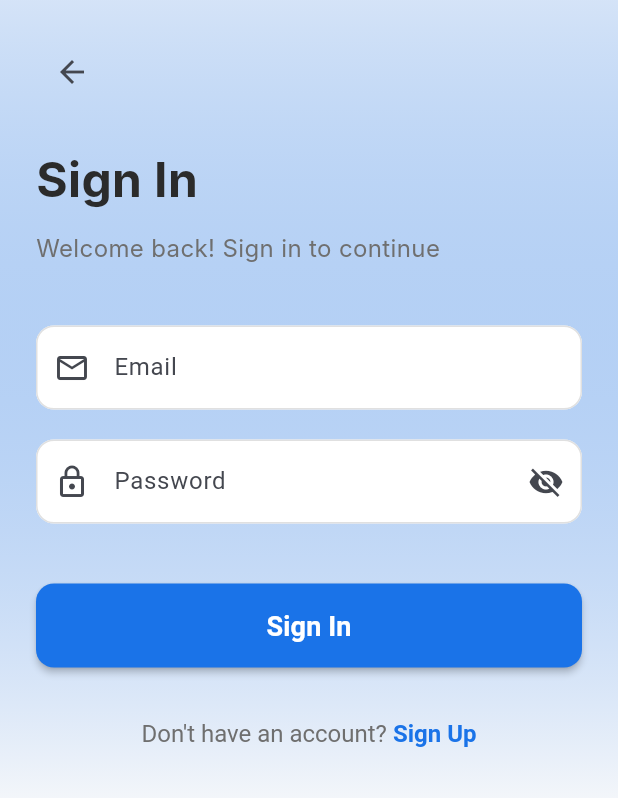
After one commit to semevoholdingspty-ai/travellooply-app, a Flutter app: the screen it shows after launch, after a tap on "Sign In", on a phone screen of 412 x 824 dp. The commit adds this screen. Shown: the top 798 px of the screen. Run offline on Flutter 3.47's test engine with Material 3 defaults, Android fonts, the light colour scheme and no system bars; our stand-ins replace cloud_firestore, firebase_auth, firebase_core, firebase_messaging, geolocator, google_maps_flutter; accounts and stored records are empty; Roboto replaces fonts that are missing (Inter).

Commit message:
feat: Add Sign In and Sign Up forms
- Created signin_screen.dart with email/password form
- Created signup_screen.dart with validation
- Updated welcome screen to redirect to signin/signup
- Added routes to main.dart

```diff
--- a/lib/main.dart
+++ b/lib/main.dart
@@ -7,6 +7,8 @@ import 'constants/app_constants.dart';
 import 'screens/splash_screen.dart';
 import 'screens/onboarding/welcome_screen.dart';
 import 'screens/onboarding/location_permission_screen.dart';
+import 'screens/auth/signin_screen.dart';
+import 'screens/auth/signup_screen.dart';
 import 'screens/home/home_screen.dart';
 import 'services/auth_service.dart';
 import 'services/auth_service_real.dart';
@@ -112,6 +114,8 @@ class TravellooPlyApp extends StatelessWidget {
       home: const SplashScreen(),
       routes: {
         '/welcome': (context) => const WelcomeScreen(),
+        '/signin': (context) => const SignInScreen(),
+        '/signup': (context) => const SignUpScreen(),
         '/location-permission': (context) => const LocationPermissionScreen(),
         '/home': (context) => const HomeScreen(),
       },
--- /dev/null
+++ b/lib/screens/auth/signin_screen.dart
@@ -0,0 +1,191 @@
+import 'package:flutter/material.dart';
+import 'package:provider/provider.dart';
+import '../../constants/app_constants.dart';
+import '../../services/auth_service.dart';
+import '../../services/auth_service_real.dart';
+import '../../config/firebase_config.dart';
+
+class SignInScreen extends StatefulWidget {
+  const SignInScreen({super.key});
+
+  @override
+  State<SignInScreen> createState() => _SignInScreenState();
+}
+
+class _SignInScreenState extends State<SignInScreen> {
+  final _formKey = GlobalKey<FormState>();
+  final _emailController = TextEditingController();
+  final _passwordController = TextEditingController();
+  bool _isLoading = false;
+  bool _obscurePassword = true;
+
+  @override
+  void dispose() {
+    _emailController.dispose();
+    _passwordController.dispose();
+    super.dispose();
+  }
+
+  Future<void> _signIn() async {
+    if (!_formKey.currentState!.validate()) return;
+
+    setState(() => _isLoading = true);
+
+    bool success = false;
+    if (FirebaseConfig.USE_REAL_FIREBASE) {
+      final authService = context.read<AuthServiceReal>();
+      success = await authService.signIn(
+        email: _emailController.text.trim(),
+        password: _passwordController.text,
+      );
+    } else {
+      final authService = context.read<AuthService>();
+      success = await authService.signIn(
+        email: _emailController.text.trim(),
+        password: _passwordController.text,
+      );
+    }
+
+    if (!mounted) return;
+
+    if (success) {
+      Navigator.pushReplacementNamed(context, '/home');
+    } else {
+      setState(() => _isLoading = false);
+      ScaffoldMessenger.of(context).showSnackBar(
+        const SnackBar(
+          content: Text('Sign in failed. Please check your credentials.'),
+          backgroundColor: Colors.red,
+        ),
+      );
+    }
+  }
+
+  @override
+  Widget build(BuildContext context) {
+    return Scaffold(
+      body: Container(
+        decoration: BoxDecoration(
+          gradient: LinearGradient(
+            begin: Alignment.topCenter,
+            end: Alignment.bottomCenter,
+            colors: [AppColors.primary.withValues(alpha: 0.15), AppColors.background],
+          ),
+        ),
+        child: SafeArea(
+          child: SingleChildScrollView(
+            padding: const EdgeInsets.all(24.0),
+            child: Form(
+              key: _formKey,
+              child: Column(
+                crossAxisAlignment: CrossAxisAlignment.start,
+                children: [
+                  IconButton(
+                    icon: const Icon(Icons.arrow_back),
+                    onPressed: () => Navigator.pop(context),
+                  ),
+                  const SizedBox(height: 24),
+                  Text('Sign In', style: AppStyles.headingLarge),
+                  const SizedBox(height: 12),
+                  Text(
+                    'Welcome back! Sign in to continue',
+                    style: AppStyles.bodyLarge.copyWith(color: AppColors.textSecondary),
+                  ),
+                  const SizedBox(height: 40),
+
+                  // Email
+                  TextFormField(
+                    controller: _emailController,
+                    keyboardType: TextInputType.emailAddress,
+                    decoration: const InputDecoration(
+                      labelText: 'Email',
+                      prefixIcon: Icon(Icons.email_outlined),
+                    ),
+                    validator: (value) {
+                      if (value == null || value.isEmpty) {
+                        return 'Please enter your email';
+                      }
+                      if (!value.contains('@')) {
+                        return 'Please enter a valid email';
+                      }
+                      return null;
+                    },
+                  ),
+                  const SizedBox(height: 20),
+
+                  // Password
+                  TextFormField(
+                    controller: _passwordController,
+                    obscureText: _obscurePassword,
+                    decoration: InputDecoration(
+                      labelText: 'Password',
+                      prefixIcon: const Icon(Icons.lock_outline),
+                      suffixIcon: IconButton(
+                        icon: Icon(_obscurePassword ? Icons.visibility_off : Icons.visibility),
+                        onPressed: () => setState(() => _obscurePassword = !_obscurePassword),
+                      ),
+                    ),
+                    validator: (value) {
+                      if (value == null || value.isEmpty) {
+                        return 'Please enter your password';
+                      }
+                      return null;
+                    },
+                  ),
+                  const SizedBox(height: 40),
+
+                  // Sign In Button
+                  SizedBox(
+                    width: double.infinity,
+                    height: 56,
+                    child: ElevatedButton(
+                      onPressed: _isLoading ? null : _signIn,
+                      child: _isLoading
+                          ? const SizedBox(
+                              width: 24,
+                              height: 24,
+                              child: CircularProgressIndicator(
+                                color: Colors.white,
+                                strokeWidth: 2,
+                              ),
+                            )
+                          : const Text(
+                              'Sign In',
+                              style: TextStyle(fontSize: 18, fontWeight: FontWeight.bold),
+                            ),
+                    ),
+                  ),
+                  const SizedBox(height: 20),
+
+                  // Sign Up Link
+                  Center(
+                    child: TextButton(
+                      onPressed: () {
+                        Navigator.pushReplacementNamed(context, '/signup');
+                      },
+                      child: RichText(
+                        text: TextSpan(
+                          text: "Don't have an account? ",
+                          style: TextStyle(color: AppColors.textSecondary, fontSize: 16),
+                          children: const [
+                            TextSpan(
+                              text: 'Sign Up',
+                              style: TextStyle(
+                                color: AppColors.primary,
+                                fontWeight: FontWeight.bold,
+                              ),
+                            ),
+                          ],
+                        ),
+                      ),
+                    ),
+                  ),
+                ],
+              ),
+            ),
+          ),
+        ),
+      ),
+    );
+  }
+}
--- a/lib/screens/onboarding/travel_intent_screen.dart
+++ b/lib/screens/onboarding/travel_intent_screen.dart
@@ -3,7 +3,10 @@ import '../../constants/app_constants.dart';
 import 'activity_preferences_screen.dart';
 
 class TravelIntentScreen extends StatefulWidget {
-  const TravelIntentScreen({super.key});
+  final String? email;
+  final String? password;
+
+  const TravelIntentScreen({super.key, this.email, this.password});
 
   @override
   State<TravelIntentScreen> createState() => _TravelIntentScreenState();
--- a/lib/screens/onboarding/welcome_screen.dart
+++ b/lib/screens/onboarding/welcome_screen.dart
@@ -81,12 +81,7 @@ class WelcomeScreen extends StatelessWidget {
                       height: 56,
                       child: ElevatedButton(
                         onPressed: () {
-                          Navigator.push(
-                            context,
-                            MaterialPageRoute(
-                              builder: (context) => const TravelIntentScreen(),
-                            ),
-                          );
+                          Navigator.pushNamed(context, '/signup');
                         },
                         style: ElevatedButton.styleFrom(
                           backgroundColor: Colors.white,
@@ -98,7 +93,7 @@ class WelcomeScreen extends StatelessWidget {
                           shadowColor: Colors.black.withValues(alpha: 0.3),
                         ),
                         child: const Text(
-                          'Get Started',
+                          'Sign Up',
                           style: TextStyle(
                             fontSize: 18,
                             fontWeight: FontWeight.bold,
@@ -113,8 +108,7 @@ class WelcomeScreen extends StatelessWidget {
                       height: 56,
                       child: OutlinedButton(
                         onPressed: () {
-                          // Navigate to login (for demo, go to home)
-                          Navigator.pushReplacementNamed(context, '/home');
+                          Navigator.pushNamed(context, '/signin');
                         },
                         style: OutlinedButton.styleFrom(
                           foregroundColor: Colors.white,
@@ -124,7 +118,7 @@ class WelcomeScreen extends StatelessWidget {
                           ),
                         ),
                         child: const Text(
-                          'I Already Have an Account',
+                          'Sign In',
                           style: TextStyle(
                             fontSize: 16,
                             fontWeight: FontWeight.w600,
```
Also changed, not shown: lib/screens/auth/signup_screen.dart (added, +188 -0 lines).
